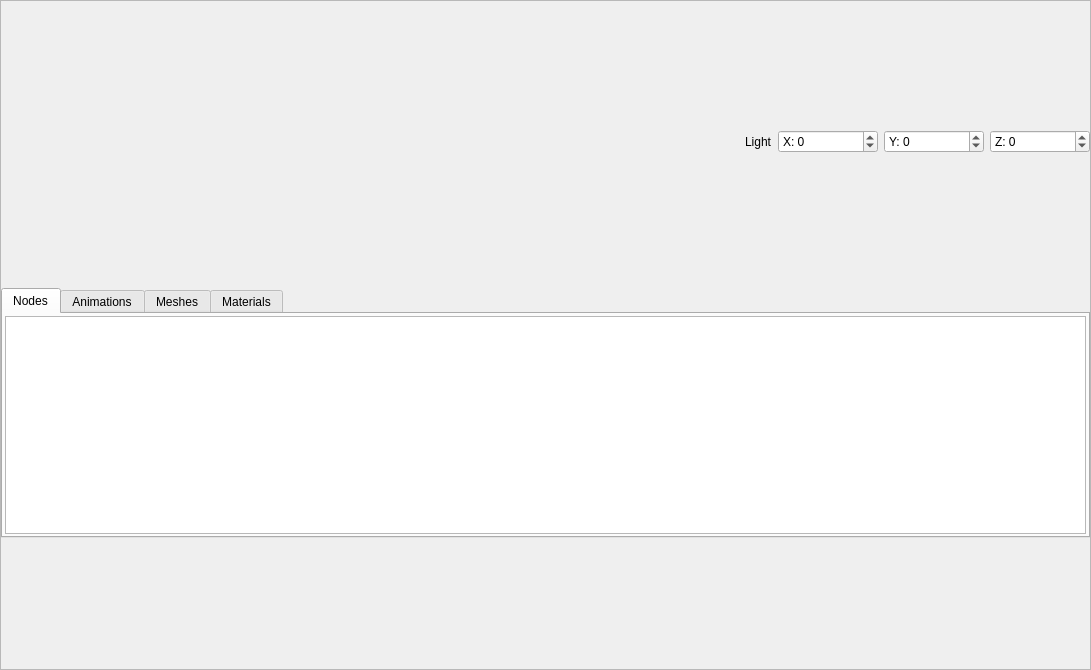
Above: src/AssetViewers/ModelViewer/ModelViewerWidget.ui from LarvalExtract/MGF-Explorer before the change. Below: the same form after it.
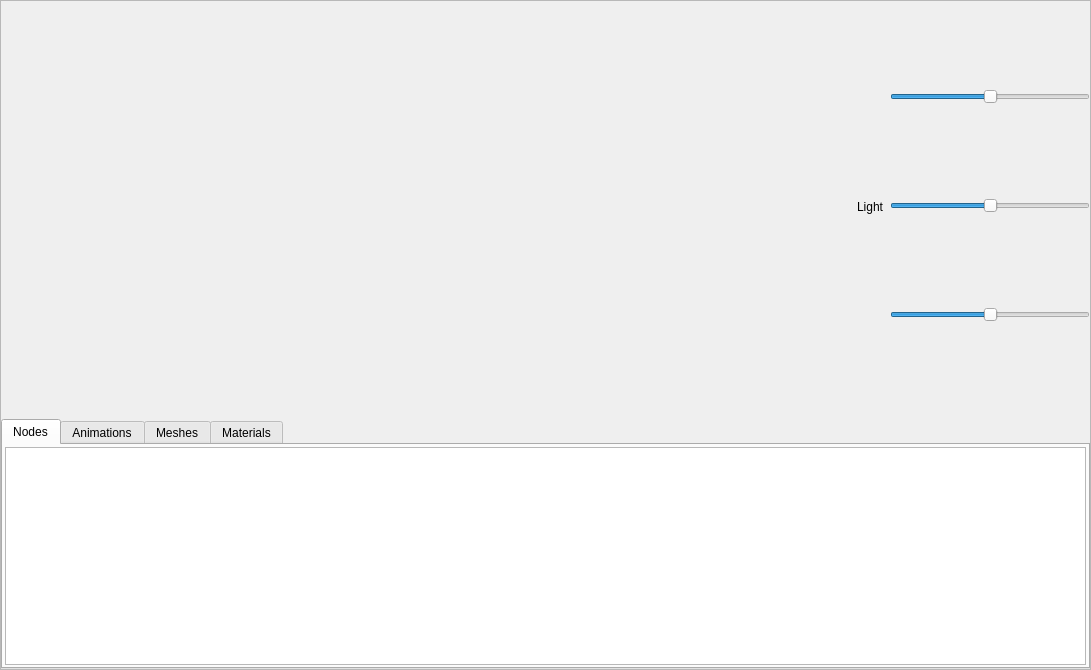
That is the form after the change.

```diff
--- a/src/AssetViewers/ModelViewer/ModelViewerWidget.ui
+++ b/src/AssetViewers/ModelViewer/ModelViewerWidget.ui
@@ -58,11 +58,17 @@
       </property>
       <item>
        <layout class="QHBoxLayout" name="horizontalLayout_3">
+        <property name="sizeConstraint">
+         <enum>QLayout::SetMinimumSize</enum>
+        </property>
         <item>
          <spacer name="horizontalSpacer">
           <property name="orientation">
            <enum>Qt::Horizontal</enum>
           </property>
+          <property name="sizeType">
+           <enum>QSizePolicy::Expanding</enum>
+          </property>
           <property name="sizeHint" stdset="0">
            <size>
             <width>40</width>
@@ -73,76 +79,130 @@
         </item>
         <item>
          <widget class="QLabel" name="label">
+          <property name="sizePolicy">
+           <sizepolicy hsizetype="Minimum" vsizetype="Minimum">
+            <horstretch>0</horstretch>
+            <verstretch>0</verstretch>
+           </sizepolicy>
+          </property>
           <property name="text">
            <string>Light</string>
           </property>
          </widget>
         </item>
         <item>
-         <widget class="QSpinBox" name="lightPositionXInput">
-          <property name="minimumSize">
+         <layout class="QVBoxLayout" name="verticalLayout_2">
+          <property name="sizeConstraint">
+           <enum>QLayout::SetMinimumSize</enum>
+          </property>
+          <item>
+           <spacer name="verticalSpacer_2">
+            <property name="orientation">
+             <enum>Qt::Vertical</enum>
+            </property>
+            <property name="sizeType">
+             <enum>QSizePolicy::Minimum</enum>
+            </property>
+            <property name="sizeHint" stdset="0">
            <size>
-            <width>100</width>
+              <width>20</width>
             <height>0</height>
            </size>
           </property>
-          <property name="prefix">
-           <string>X: </string>
-          </property>
+           </spacer>
+          </item>
+          <item>
+           <widget class="QSlider" name="lightPositionSliderXInput">
+            <property name="sizePolicy">
+             <sizepolicy hsizetype="Fixed" vsizetype="Fixed">
+              <horstretch>0</horstretch>
+              <verstretch>0</verstretch>
+             </sizepolicy>
+            </property>
+            <property name="minimumSize">
+             <size>
+              <width>200</width>
+              <height>0</height>
+             </size>
+            </property>
           <property name="minimum">
            <number>-100</number>
           </property>
           <property name="maximum">
            <number>100</number>
           </property>
-          <property name="stepType">
-           <enum>QAbstractSpinBox::AdaptiveDecimalStepType</enum>
+            <property name="orientation">
+             <enum>Qt::Horizontal</enum>
           </property>
          </widget>
         </item>
         <item>
-         <widget class="QSpinBox" name="lightPositionYInput">
+           <widget class="QSlider" name="lightPositionSliderYInput">
+            <property name="sizePolicy">
+             <sizepolicy hsizetype="Fixed" vsizetype="Fixed">
+              <horstretch>0</horstretch>
+              <verstretch>0</verstretch>
+             </sizepolicy>
+            </property>
           <property name="minimumSize">
            <size>
-            <width>100</width>
+              <width>200</width>
             <height>0</height>
            </size>
           </property>
-          <property name="prefix">
-           <string>Y: </string>
-          </property>
           <property name="minimum">
            <number>-100</number>
           </property>
           <property name="maximum">
            <number>100</number>
           </property>
-          <property name="stepType">
-           <enum>QAbstractSpinBox::AdaptiveDecimalStepType</enum>
+            <property name="orientation">
+             <enum>Qt::Horizontal</enum>
           </property>
          </widget>
         </item>
         <item>
-         <widget class="QSpinBox" name="lightPositionZInput">
+           <widget class="QSlider" name="lightPositionSliderZInput">
+            <property name="sizePolicy">
+             <sizepolicy hsizetype="Fixed" vsizetype="Fixed">
+              <horstretch>0</horstretch>
+              <verstretch>0</verstretch>
+             </sizepolicy>
+            </property>
           <property name="minimumSize">
            <size>
-            <width>100</width>
+              <width>200</width>
             <height>0</height>
            </size>
           </property>
-          <property name="prefix">
-           <string>Z: </string>
-          </property>
           <property name="minimum">
            <number>-100</number>
           </property>
           <property name="maximum">
            <number>100</number>
           </property>
-          <property name="stepType">
-           <enum>QAbstractSpinBox::AdaptiveDecimalStepType</enum>
-          </property>
-         </widget>
+            <property name="orientation">
+             <enum>Qt::Horizontal</enum>
+            </property>
+           </widget>
+          </item>
+          <item>
+           <spacer name="verticalSpacer">
+            <property name="orientation">
+             <enum>Qt::Vertical</enum>
+            </property>
+            <property name="sizeType">
+             <enum>QSizePolicy::Minimum</enum>
+            </property>
+            <property name="sizeHint" stdset="0">
+             <size>
+              <width>20</width>
+              <height>0</height>
+             </size>
+            </property>
+           </spacer>
+          </item>
+         </layout>
         </item>
        </layout>
       </item>
```
Lines whose indentation alone changed are shown as unchanged.
